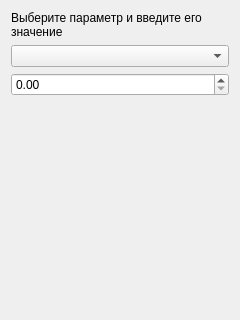
This is addnumdialog.ui in mitsuragi/approximation-app-client as Qt 5 draws it before an edit. The edited form follows.
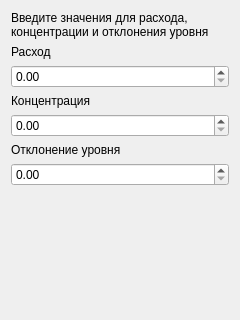
This is the edited form.

What changed in the file:
```diff
--- a/addnumdialog.ui
+++ b/addnumdialog.ui
@@ -19,7 +19,7 @@
      <item>
       <widget class="QLabel" name="label">
        <property name="text">
-        <string>Выберите параметр и введите его значение</string>
+        <string>Введите значения для расхода, концентрации и отклонения уровня</string>
        </property>
        <property name="wordWrap">
         <bool>true</bool>
@@ -27,10 +27,34 @@
       </widget>
      </item>
      <item>
-      <widget class="QComboBox" name="parameterBox"/>
+      <widget class="QLabel" name="consumLabel">
+       <property name="text">
+        <string>Расход</string>
+       </property>
+      </widget>
      </item>
      <item>
-      <widget class="QDoubleSpinBox" name="doubleSpinBox"/>
+      <widget class="QDoubleSpinBox" name="consumSpinBox"/>
+     </item>
+     <item>
+      <widget class="QLabel" name="concLabel">
+       <property name="text">
+        <string>Концентрация</string>
+       </property>
+      </widget>
+     </item>
+     <item>
+      <widget class="QDoubleSpinBox" name="concSpinBox"/>
+     </item>
+     <item>
+      <widget class="QLabel" name="levelLabel">
+       <property name="text">
+        <string>Отклонение уровня</string>
+       </property>
+      </widget>
+     </item>
+     <item>
+      <widget class="QDoubleSpinBox" name="levelSpinBox"/>
      </item>
      <item>
       <spacer name="verticalSpacer">
```
Left out of the diff: 2 changed lines with no effect on the pictures.
